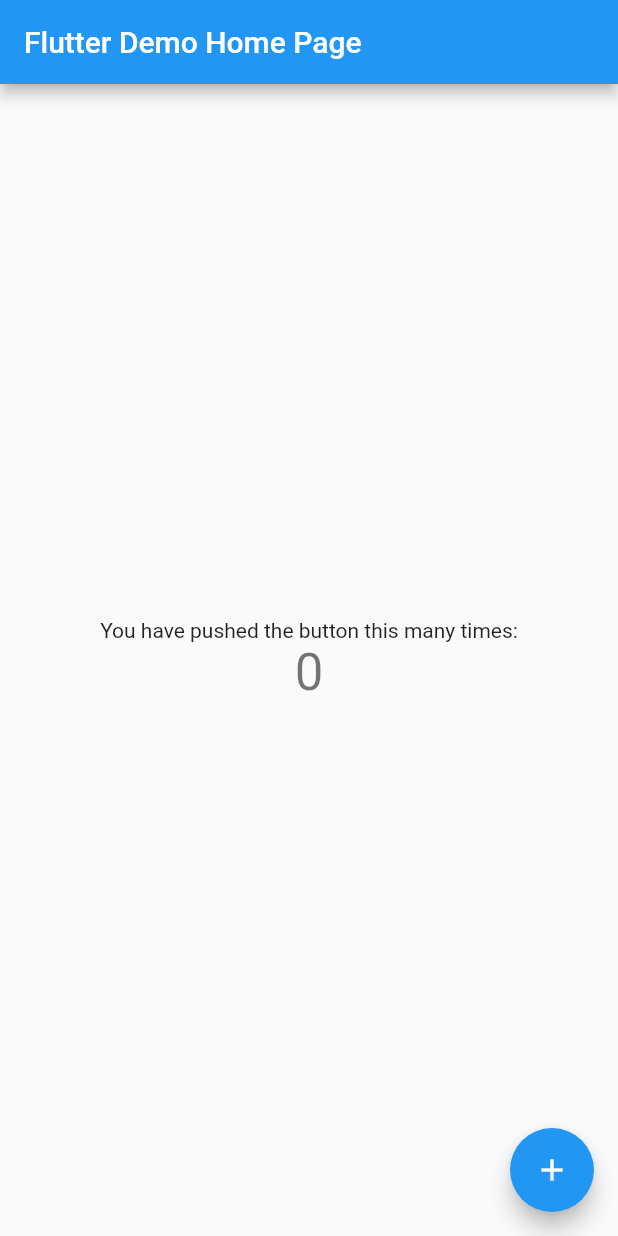
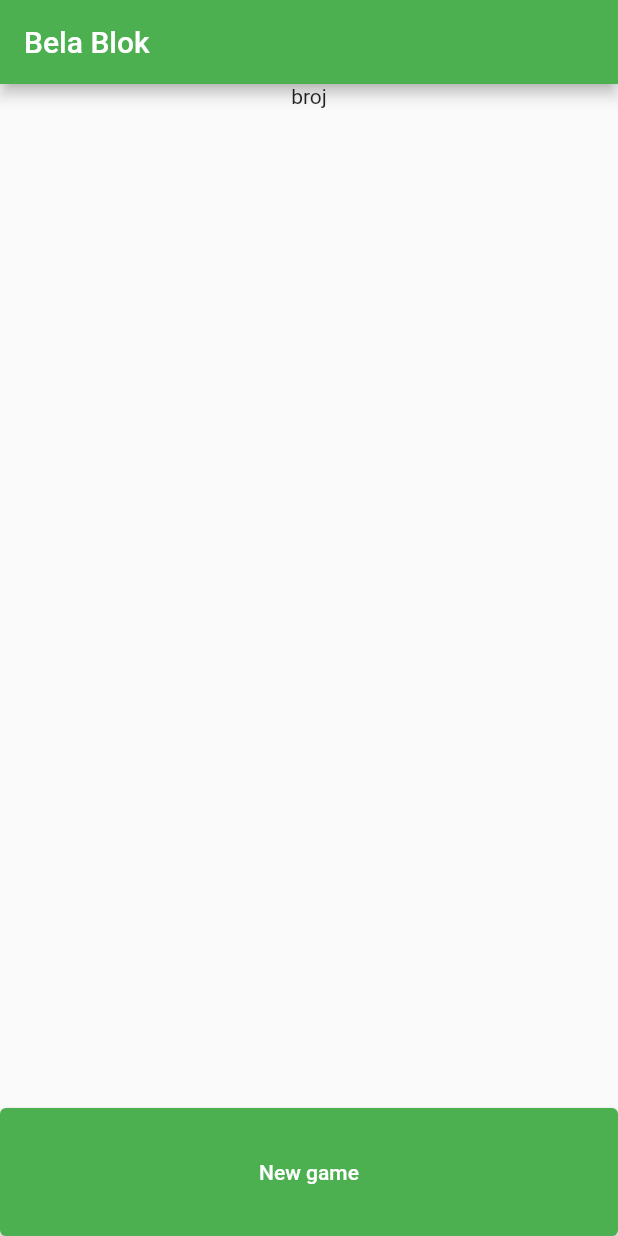
Before and after one commit to Beertija/Bela-Blok, a Flutter app: the screen it shows after launch, on a phone screen of 412 x 824 dp. Run offline on Flutter 3.47's test engine with Material 2 defaults, Android fonts, the phone set to English and light mode, and no system bars.

Commit message:
Added basic UI implementation

```diff
--- a/lib/main.dart
+++ b/lib/main.dart
@@ -1,115 +1,25 @@
+import 'package:bela_blok/screens/main_screen.dart';
 import 'package:flutter/material.dart';
 
 void main() {
-  runApp(const MyApp());
+  runApp(const FlutterBlueApp());
 }
 
-class MyApp extends StatelessWidget {
-  const MyApp({Key? key}) : super(key: key);
+class FlutterBlueApp extends StatefulWidget {
+  const FlutterBlueApp({Key? key}) : super(key: key);
 
-  // This widget is the root of your application.
   @override
-  Widget build(BuildContext context) {
+  State<FlutterBlueApp> createState() => _FlutterBlueAppState();
+}
+
+class _FlutterBlueAppState extends State<FlutterBlueApp> {
+
+  @override
+  MaterialApp build(BuildContext context) {
     return MaterialApp(
-      title: 'Flutter Demo',
-      theme: ThemeData(
-        // This is the theme of your application.
-        //
-        // Try running your application with "flutter run". You'll see the
-        // application has a blue toolbar. Then, without quitting the app, try
-        // changing the primarySwatch below to Colors.green and then invoke
-        // "hot reload" (press "r" in the console where you ran "flutter run",
-        // or simply save your changes to "hot reload" in a Flutter IDE).
-        // Notice that the counter didn't reset back to zero; the application
-        // is not restarted.
-        primarySwatch: Colors.blue,
-      ),
-      home: const MyHomePage(title: 'Flutter Demo Home Page'),
+        title: 'Parking Show',
+        theme: ThemeData(primarySwatch: Colors.green),
+        home: const BelaBlokMainScreen()
     );
   }
 }
-
-class MyHomePage extends StatefulWidget {
-  const MyHomePage({Key? key, required this.title}) : super(key: key);
-
-  // This widget is the home page of your application. It is stateful, meaning
-  // that it has a State object (defined below) that contains fields that affect
-  // how it looks.
-
-  // This class is the configuration for the state. It holds the values (in this
-  // case the title) provided by the parent (in this case the App widget) and
-  // used by the build method of the State. Fields in a Widget subclass are
-  // always marked "final".
-
-  final String title;
-
-  @override
-  State<MyHomePage> createState() => _MyHomePageState();
-}
-
-class _MyHomePageState extends State<MyHomePage> {
-  int _counter = 0;
-
-  void _incrementCounter() {
-    setState(() {
-      // This call to setState tells the Flutter framework that something has
-      // changed in this State, which causes it to rerun the build method below
-      // so that the display can reflect the updated values. If we changed
-      // _counter without calling setState(), then the build method would not be
-      // called again, and so nothing would appear to happen.
-      _counter++;
-    });
-  }
-
-  @override
-  Widget build(BuildContext context) {
-    // This method is rerun every time setState is called, for instance as done
-    // by the _incrementCounter method above.
-    //
-    // The Flutter framework has been optimized to make rerunning build methods
-    // fast, so that you can just rebuild anything that needs updating rather
-    // than having to individually change instances of widgets.
-    return Scaffold(
-      appBar: AppBar(
-        // Here we take the value from the MyHomePage object that was created by
-        // the App.build method, and use it to set our appbar title.
-        title: Text(widget.title),
-      ),
-      body: Center(
-        // Center is a layout widget. It takes a single child and positions it
-        // in the middle of the parent.
-        child: Column(
-          // Column is also a layout widget. It takes a list of children and
-          // arranges them vertically. By default, it sizes itself to fit its
-          // children horizontally, and tries to be as tall as its parent.
-          //
-          // Invoke "debug painting" (press "p" in the console, choose the
-          // "Toggle Debug Paint" action from the Flutter Inspector in Android
-          // Studio, or the "Toggle Debug Paint" command in Visual Studio Code)
-          // to see the wireframe for each widget.
-          //
-          // Column has various properties to control how it sizes itself and
-          // how it positions its children. Here we use mainAxisAlignment to
-          // center the children vertically; the main axis here is the vertical
-          // axis because Columns are vertical (the cross axis would be
-          // horizontal).
-          mainAxisAlignment: MainAxisAlignment.center,
-          children: <Widget>[
-            const Text(
-              'You have pushed the button this many times:',
-            ),
-            Text(
-              '$_counter',
-              style: Theme.of(context).textTheme.headline4,
-            ),
-          ],
-        ),
-      ),
-      floatingActionButton: FloatingActionButton(
-        onPressed: _incrementCounter,
-        tooltip: 'Increment',
-        child: const Icon(Icons.add),
-      ), // This trailing comma makes auto-formatting nicer for build methods.
-    );
-  }
-}
--- /dev/null
+++ b/lib/models/BelaTile.dart
@@ -0,0 +1,10 @@
+import 'dart:core';
+
+class BelaTile{
+  int firstTeamPlay;
+  int secondTeamPlay;
+  int firstTeamTillVicotry;
+  int secondTeamTillVictory;
+
+  BelaTile({required this.firstTeamPlay, required this.secondTeamPlay, required this.firstTeamTillVicotry, required this.secondTeamTillVictory});
+}
--- /dev/null
+++ b/lib/screens/main_screen.dart
@@ -0,0 +1,51 @@
+import 'package:bela_blok/screens/game_result_screen.dart';
+import 'package:flutter/material.dart';
+
+import '../models/BelaTile.dart';
+
+class BelaBlokMainScreen extends StatefulWidget {
+  const BelaBlokMainScreen({Key? key}) : super(key: key);
+
+  @override
+  _BelaBlokMainScreenState createState() => _BelaBlokMainScreenState();
+}
+
+class _BelaBlokMainScreenState extends State<BelaBlokMainScreen> {
+  List<BelaTile>? listOfBelaPlays;
+
+  @override
+  Widget build(BuildContext context) {
+    return Scaffold(
+      appBar: AppBar(
+        title: const Text("Bela Blok", style: TextStyle(color: Colors.white)),
+      ),
+      body: Column(
+        children: [
+          const Expanded(
+            child: Text("broj"),
+            flex: 8,
+          ),
+          Expanded(
+              flex: 1,
+              child: SizedBox(
+                width: double.infinity,
+                child: ElevatedButton(
+                  onPressed: openGame,
+                  child: const Text("New game"),
+                ),
+              )
+          ),
+        ],
+      ),
+    );
+  }
+
+  void openGame() {
+    openGameResultScreen();
+  }
+
+  Future<void> openGameResultScreen() async {
+    await Navigator.push(context,
+        MaterialPageRoute(builder: (context) => const GameResultScreen()));
+  }
+}
```
Also changed, not shown: lib/screens/game_result_screen.dart (added, +35 -0 lines).
